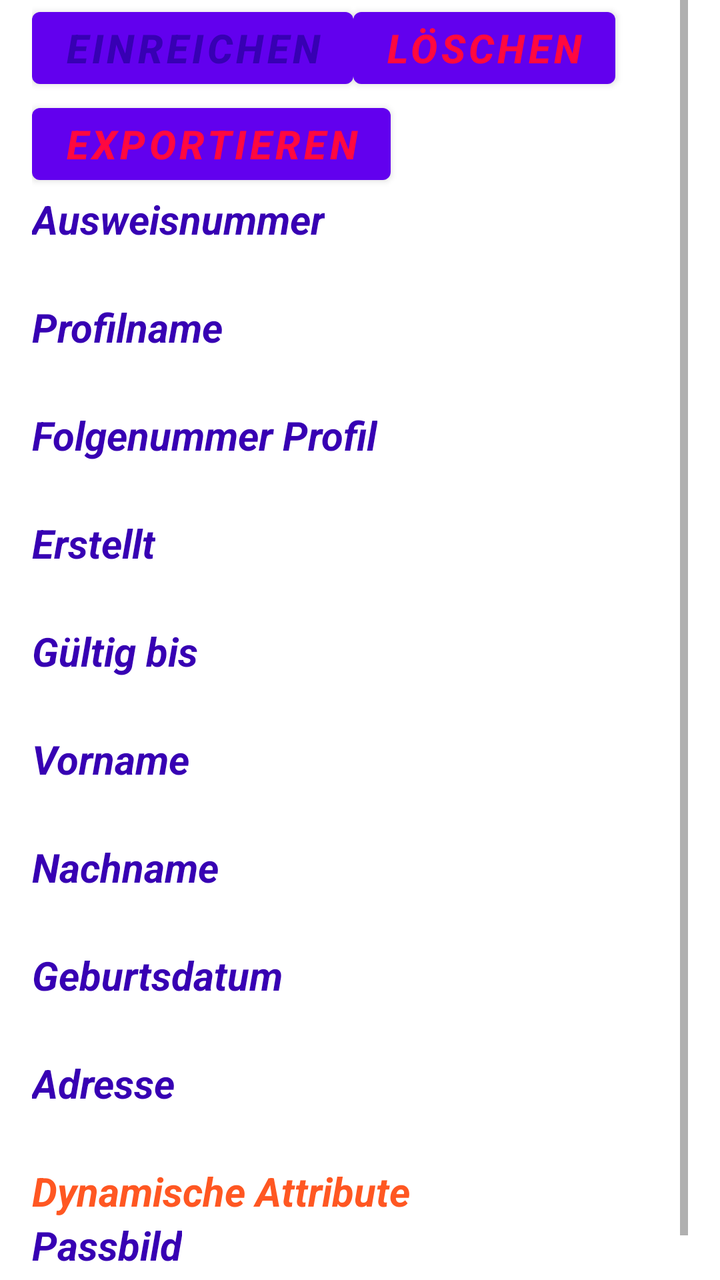
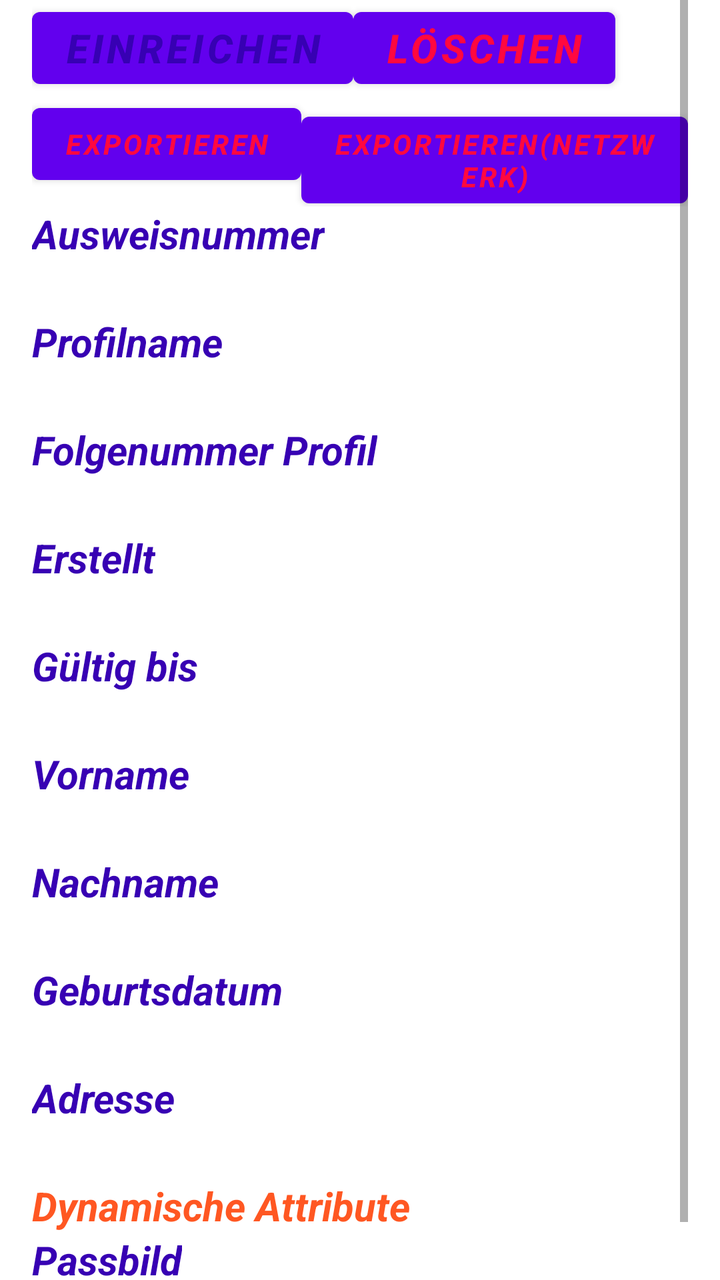

The first picture is an Android layout as it rendered before a commit; the second is the same layout after the commit. The layout source and the unified diff follow.
<!-- AndroidManifest.xml: application theme Theme.PommesfanIdentAndroid -->
<!-- res/layout/activity_personal_iddetails_view.xml -->
<?xml version="1.0" encoding="utf-8"?>
<ScrollView
        xmlns:android="http://schemas.android.com/apk/res/android"
        xmlns:tools="http://schemas.android.com/tools"
        android:id="@+id/personalIDdetailView"
        android:layout_width="match_parent"
        android:layout_height="match_parent"
        android:paddingLeft="16dp"
        android:paddingRight="16dp"
        android:orientation="vertical"
        tools:context=".PersonalIDdetailView">

    <LinearLayout android:layout_width="match_parent"
                  android:layout_height="match_parent"
                  android:orientation="vertical">
        <LinearLayout
                android:layout_width="match_parent"
                android:layout_height="match_parent"
                android:id="@+id/personal_id_attributes"
                android:orientation="vertical">
            <LinearLayout
                    android:layout_width="match_parent"
                    android:layout_height="match_parent"
                    android:orientation="horizontal">
                <Button
                        android:textSize="20sp"
                        android:layout_width="wrap_content"
                        android:layout_height="wrap_content"
                        android:textColor="@color/purple_700"
                        android:textStyle="bold|italic"
                        android:text="@string/einreichen"
                        android:id="@+id/btnHandIn"/>
                <Button
                        android:textSize="20sp"
                        android:layout_width="wrap_content"
                        android:layout_height="wrap_content"
                        android:textColor="#FF0840"
                        android:textStyle="bold|italic"
                        android:text="@string/l_schen"
                        android:id="@+id/btnDelete"/>
            </LinearLayout>
            <Button
                    android:textSize="20sp"
                    android:layout_width="wrap_content"
                    android:layout_height="wrap_content"
                    android:textColor="#FF0840"
                    android:textStyle="bold|italic"
                    android:text="@string/exportieren"
                    android:id="@+id/btnExportID"/>
            <TextView
                    android:textSize="20sp"
                    android:layout_width="wrap_content"
                    android:layout_height="wrap_content"
                    android:textColor="@color/purple_700"
                    android:textStyle="bold|italic"
                    android:text="@string/ausweisnummer" />
            <TextView
                    android:textSize="20sp"
                    android:layout_width="wrap_content"
                    android:layout_height="wrap_content"
                    android:id="@+id/fieldIDnumber"/>
            <TextView
                    android:textSize="20sp"
                    android:layout_width="wrap_content"
                    android:layout_height="wrap_content"
                    android:textColor="@color/purple_700"
                    android:textStyle="bold|italic"
                    android:text="@string/profilname" />
            <TextView
                    android:textSize="20sp"
                    android:layout_width="wrap_content"
                    android:layout_height="wrap_content"
                    android:id="@+id/fieldprofileName"/>
            <TextView
                    android:textSize="20sp"
                    android:layout_width="wrap_content"
                    android:layout_height="wrap_content"
                    android:textColor="@color/purple_700"
                    android:textStyle="bold|italic"
                    android:text="@string/folgenummer_profil" />
            <TextView
                    android:textSize="20sp"
                    android:layout_width="wrap_content"
                    android:layout_height="wrap_content"
                    android:id="@+id/profile_sequence_number"/>
            <TextView
                    android:textSize="20sp"
                    android:layout_width="wrap_content"
                    android:layout_height="wrap_content"
                    android:textColor="@color/purple_700"
                    android:textStyle="bold|italic"
                    android:text="@string/erstellt" />
            <TextView
                    android:textSize="20sp"
                    android:layout_width="wrap_content"
                    android:layout_height="wrap_content"
                    android:id="@+id/created"/>
            <TextView
                    android:textSize="20sp"
                    android:layout_width="wrap_content"
                    android:layout_height="wrap_content"
                    android:textColor="@color/purple_700"
                    android:textStyle="bold|italic"
                    android:text="@string/g_ltig_bis" />
            <TextView
                    android:textSize="20sp"
                    android:layout_width="wrap_content"
                    android:layout_height="wrap_content"
                    android:id="@+id/valid_until"/>
            <TextView
                    android:textSize="20sp"
                    android:layout_width="wrap_content"
                    android:layout_height="wrap_content"
                    android:textColor="@color/purple_700"
                    android:textStyle="bold|italic"
                    android:text="@string/vorname" />
            <TextView
                    android:textSize="20sp"
                    android:layout_width="wrap_content"
                    android:layout_height="wrap_content"
                    android:id="@+id/fieldName"/>
            <TextView
                    android:textSize="20sp"
                    android:layout_width="wrap_content"
                    android:layout_height="wrap_content"
                    android:textColor="@color/purple_700"
                    android:textStyle="bold|italic"
                    android:text="@string/nachname" />
            <TextView
                    android:textSize="20sp"
                    android:layout_width="wrap_content"
                    android:layout_height="wrap_content"
                    android:id="@+id/fieldSurname"/>
            <TextView
                    android:textSize="20sp"
                    android:layout_width="wrap_content"
                    android:layout_height="wrap_content"
                    android:textColor="@color/purple_700"
                    android:textStyle="bold|italic"
                    android:text="@string/geburtsdatum" />
            <TextView
                    android:textSize="20sp"
                    android:layout_width="wrap_content"
                    android:layout_height="wrap_content"
                    android:id="@+id/fieldBirthdate"/>
            <TextView
                    android:textSize="20sp"
                    android:layout_width="wrap_content"
                    android:layout_height="wrap_content"
                    android:textColor="@color/purple_700"
                    android:textStyle="bold|italic"
                    android:text="@string/adresse" />
            <TextView
                    android:textSize="20sp"
                    android:layout_width="wrap_content"
                    android:layout_height="wrap_content"
                    android:id="@+id/fieldAdress"/>
            <TextView
                    android:textSize="20sp"
                    android:layout_width="wrap_content"
                    android:layout_height="wrap_content"
                    android:textColor="#FF5722"
                    android:textStyle="bold|italic"
                    android:text="@string/dynamische_attribute"/>

        </LinearLayout>
        <TextView
                android:textSize="20sp"
                android:layout_width="wrap_content"
                android:layout_height="wrap_content"
                android:textColor="@color/purple_700"
                android:textStyle="bold|italic"
                android:text="@string/passbild" />

        <ImageView
                android:layout_width="match_parent"
                android:layout_height="match_parent"
                android:contentDescription=""
                android:id="@+id/viewPersonalImage"/>

        <TextView
                android:textSize="20sp"
                android:layout_width="wrap_content"
                android:layout_height="wrap_content"
                android:textColor="@color/purple_700"
                android:textStyle="bold|italic"
                android:text="@string/h_ndische_unterschrift"/>

        <ImageView
                android:layout_width="match_parent"
                android:layout_height="match_parent"
                android:contentDescription=""
                android:id="@+id/viewHandSignature"/>
    </LinearLayout>
</ScrollView>
<!-- resources referenced by this layout -->
<resources>
  <color name="purple_700">#FF3700B3</color>
  <string name="adresse">Adresse</string>
  <string name="ausweisnummer">Ausweisnummer</string>
  <string name="dynamische_attribute">Dynamische Attribute</string>
  <string name="einreichen">Einreichen</string>
  <string name="erstellt">Erstellt</string>
  <string name="exportieren">Exportieren</string>
  <string name="folgenummer_profil">Folgenummer Profil</string>
  <string name="g_ltig_bis">Gültig bis</string>
  <string name="geburtsdatum">Geburtsdatum</string>
  <string name="h_ndische_unterschrift">Händische Unterschrift</string>
  <string name="l_schen">Löschen</string>
  <string name="nachname">Nachname</string>
  <string name="passbild">Passbild</string>
  <string name="profilname">Profilname</string>
  <string name="vorname">Vorname</string>
  <style name="Theme.PommesfanIdentAndroid" parent="Theme.MaterialComponents.DayNight.NoActionBar">
          
          <item name="colorPrimary">@color/purple_500</item>
          <item name="colorPrimaryVariant">@color/purple_700</item>
          <item name="colorOnPrimary">@color/white</item>
          
          <item name="colorSecondary">@color/teal_200</item>
          <item name="colorSecondaryVariant">@color/teal_700</item>
          <item name="colorOnSecondary">@color/black</item>
          
          <item name="android:statusBarColor">?attr/colorPrimaryVariant</item>
          
      </style>
  <color name="purple_500">#FF6200EE</color>
  <color name="white">#FFFFFFFF</color>
  <color name="teal_200">#FF03DAC5</color>
  <color name="teal_700">#FF018786</color>
  <color name="black">#FF000000</color>
</resources>

<!-- the commit's change to res/layout/activity_personal_iddetails_view.xml (unified diff, before → after) -->
@@ -39,14 +39,27 @@
                         android:text="@string/l_schen"
                         android:id="@+id/btnDelete"/>
             </LinearLayout>
-            <Button
-                    android:textSize="20sp"
-                    android:layout_width="wrap_content"
-                    android:layout_height="wrap_content"
-                    android:textColor="#FF0840"
-                    android:textStyle="bold|italic"
-                    android:text="@string/exportieren"
-                    android:id="@+id/btnExportID"/>
+            <LinearLayout
+                    android:layout_width="match_parent"
+                    android:layout_height="match_parent"
+                    android:orientation="horizontal">
+                <Button
+                        android:textSize="14sp"
+                        android:layout_width="wrap_content"
+                        android:layout_height="wrap_content"
+                        android:textColor="#FF0840"
+                        android:textStyle="bold|italic"
+                        android:text="@string/exportieren"
+                        android:id="@+id/btnExportID"/>
+                <Button
+                        android:textSize="14sp"
+                        android:layout_width="wrap_content"
+                        android:layout_height="wrap_content"
+                        android:textColor="#FF0840"
+                        android:textStyle="bold|italic"
+                        android:text="Exportieren(Netzwerk)"
+                        android:id="@+id/btnExportIDoverNetwork"/>
+            </LinearLayout>
             <TextView
                     android:textSize="20sp"
                     android:layout_width="wrap_content"
